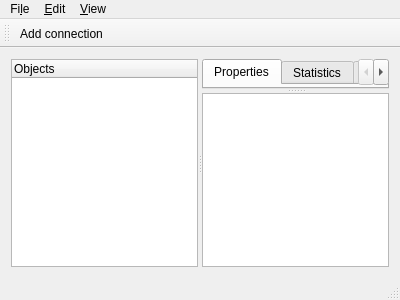
The window that pgadmin.ui (dimv36/pgadmin-qt) describes before a commit, drawn with Qt 5.
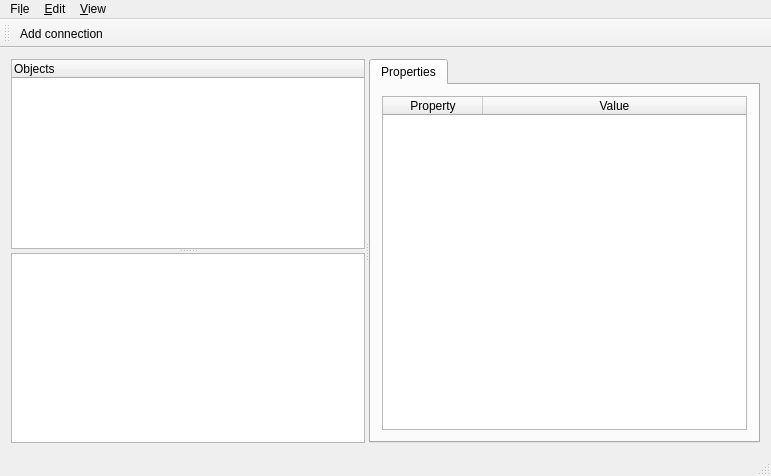
The same window after the commit. Icons and pictures are not drawn. Custom widgets are drawn as their Qt base class.

Commit message: Add properties showing

Patch:
```diff
--- a/pgadmin.ui
+++ b/pgadmin.ui
@@ -6,8 +6,8 @@
    <rect>
     <x>0</x>
     <y>0</y>
-    <width>400</width>
-    <height>300</height>
+    <width>771</width>
+    <height>476</height>
    </rect>
   </property>
   <property name="windowTitle">
@@ -18,23 +18,25 @@
     <normaloff>:/pgadmin.png</normaloff>:/pgadmin.png</iconset>
   </property>
   <widget class="QWidget" name="_centralWidget">
-   <layout class="QGridLayout" name="gridLayout">
+   <layout class="QGridLayout" name="_main">
     <item row="0" column="0">
      <widget class="QSplitter" name="_splitterVertical">
       <property name="orientation">
        <enum>Qt::Horizontal</enum>
       </property>
-      <widget class="ObjectBrowser" name="_objectBrowser">
-       <column>
-        <property name="text">
-         <string>Objects</string>
-        </property>
-       </column>
-      </widget>
       <widget class="QSplitter" name="_splitterHorizontal">
        <property name="orientation">
         <enum>Qt::Vertical</enum>
        </property>
+       <widget class="ObjectBrowser" name="_objectBrowser">
+        <column>
+         <property name="text">
+          <string>Objects</string>
+         </property>
+        </column>
+       </widget>
+       <widget class="QTableWidget" name="_quickObjectView"/>
+      </widget>
        <widget class="QTabWidget" name="_objectProperties">
         <property name="currentIndex">
          <number>0</number>
@@ -43,24 +45,47 @@
          <attribute name="title">
           <string>Properties</string>
          </attribute>
-        </widget>
-        <widget class="QWidget" name="_statistics">
-         <attribute name="title">
-          <string>Statistics</string>
-         </attribute>
-        </widget>
-        <widget class="QWidget" name="_dependencies">
-         <attribute name="title">
-          <string>Dependencies</string>
-         </attribute>
-        </widget>
-        <widget class="QWidget" name="_dependents">
-         <attribute name="title">
-          <string>Dependents</string>
-         </attribute>
-        </widget>
+        <layout class="QGridLayout" name="gridLayout">
+         <item row="0" column="0">
+          <widget class="PropertyTable" name="_propertiesWidget">
+           <property name="showGrid">
+            <bool>false</bool>
+           </property>
+           <attribute name="horizontalHeaderCascadingSectionResizes">
+            <bool>true</bool>
+           </attribute>
+           <attribute name="horizontalHeaderShowSortIndicator" stdset="0">
+            <bool>false</bool>
+           </attribute>
+           <attribute name="horizontalHeaderStretchLastSection">
+            <bool>true</bool>
+           </attribute>
+           <attribute name="verticalHeaderVisible">
+            <bool>false</bool>
+           </attribute>
+           <attribute name="verticalHeaderCascadingSectionResizes">
+            <bool>false</bool>
+           </attribute>
+           <attribute name="verticalHeaderShowSortIndicator" stdset="0">
+            <bool>false</bool>
+           </attribute>
+           <attribute name="verticalHeaderStretchLastSection">
+            <bool>false</bool>
+           </attribute>
+           <column>
+            <property name="text">
+             <string>Property</string>
+            </property>
+           </column>
+           <column>
+            <property name="text">
+             <string>Value</string>
+            </property>
+           </column>
+          </widget>
+         </item>
+        </layout>
        </widget>
-       <widget class="QPlainTextEdit" name="_sqlTab"/>
       </widget>
      </widget>
     </item>
@@ -71,7 +96,7 @@
     <rect>
      <x>0</x>
      <y>0</y>
-     <width>400</width>
+     <width>771</width>
      <height>30</height>
     </rect>
    </property>
@@ -143,6 +168,11 @@
    <extends>QTreeWidget</extends>
    <header location="global">objectbrowser.h</header>
   </customwidget>
+  <customwidget>
+   <class>PropertyTable</class>
+   <extends>QTableWidget</extends>
+   <header>propertytable.h</header>
+  </customwidget>
  </customwidgets>
  <resources>
   <include location="pgadmin.qrc"/>
```
Left out of the diff: 2 changed lines with no effect on the pictures. Lines whose indentation alone changed are shown as unchanged. The commit also changes 10 other files.
